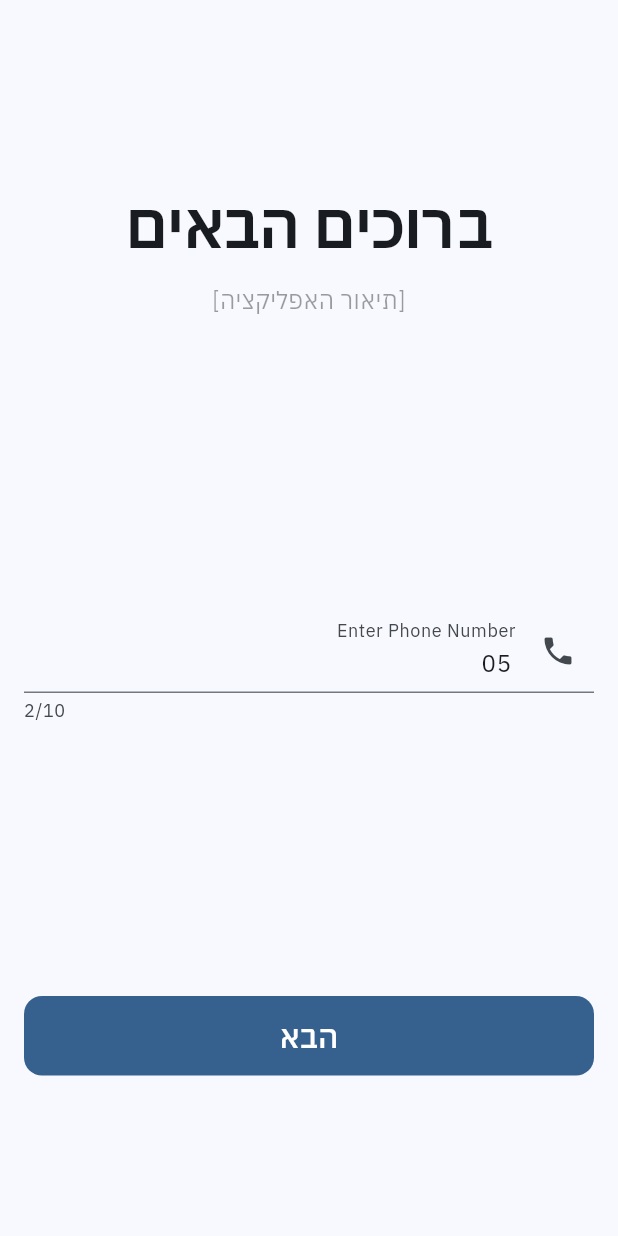
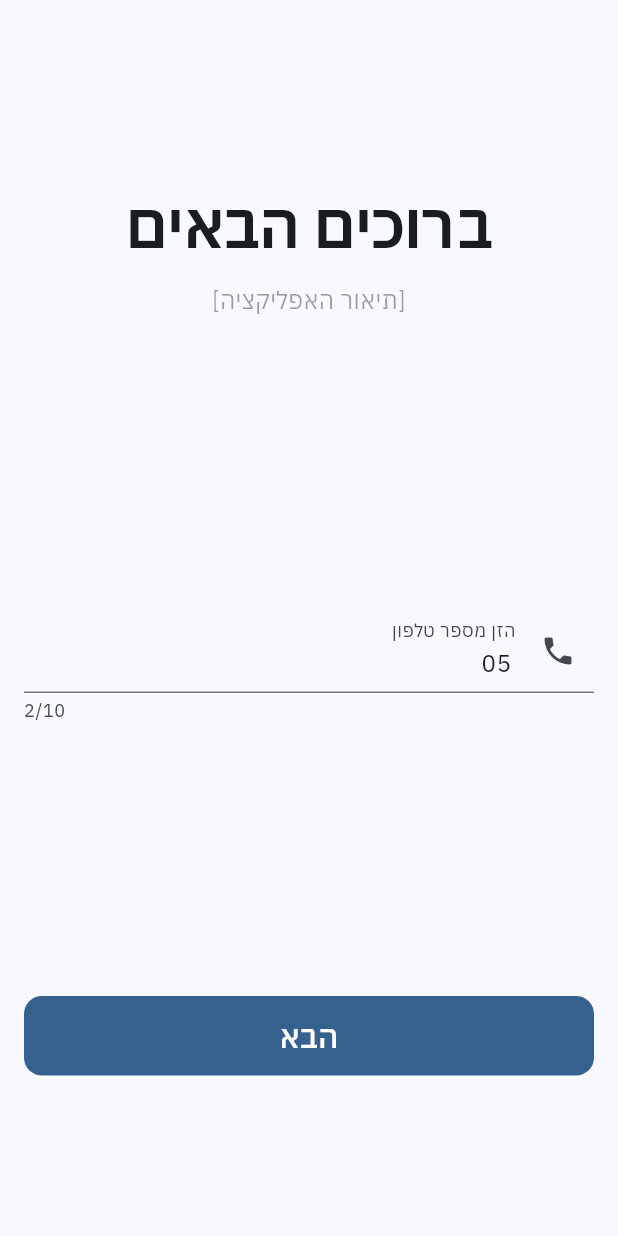
Before and after one commit to orenghe988/ohel_share, a Flutter app: the screen it shows after launch, after a tap on "הבא", on a phone screen of 412 x 824 dp. Run offline on Flutter 3.47's test engine with Material 3 defaults, Android fonts, the light colour scheme and no system bars; our stand-ins replace flutter_bloc, flutter_dotenv, go_router, supabase_flutter; accounts and stored records are empty.

Commit message:
changing router a bit

```diff
--- a/lib/routing/routes/onboarding/phone_number_entry_page.dart
+++ b/lib/routing/routes/onboarding/phone_number_entry_page.dart
@@ -1,6 +1,7 @@
 import 'package:flutter/material.dart';
 import 'package:flutter/services.dart';
 import "../../../common/buttons/expanded_button.dart";
+import "package:go_router/go_router.dart";
 
 class _UpperText extends StatelessWidget {
   const _UpperText({super.key});
@@ -59,12 +60,15 @@ class PhoneNumberEntryPage extends StatelessWidget {
               controller: TextEditingController(text: "05"),
               decoration: const InputDecoration(
                 hintStyle: TextStyle(fontSize: 10.0),
-                labelText: 'Enter Phone Number',
+                labelText: 'הזן מספר טלפון',
                 prefixIcon: Icon(Icons.phone),
               ),
             ),
-            const ExpandedButton(
+            ExpandedButton(
               text: "הבא",
+              onPressed: () {
+                context.go("/");
+              },
             ),
           ],
           //TODO set a length for the input
```
Also changed, not shown: pubspec.lock, 1 other file.
